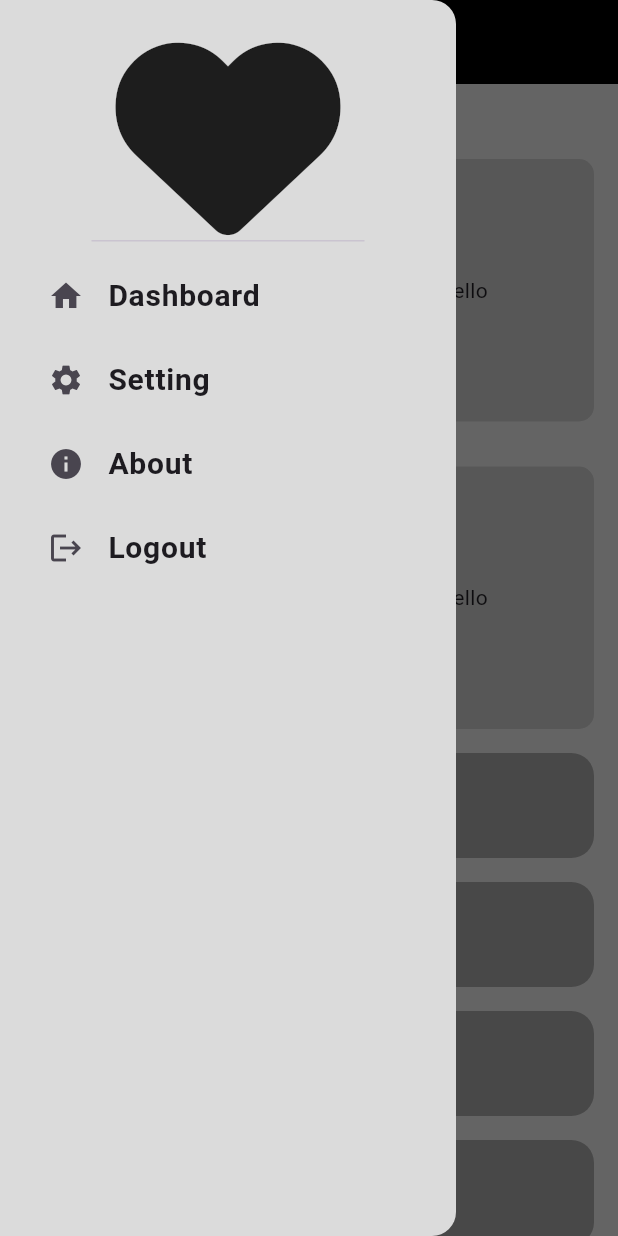
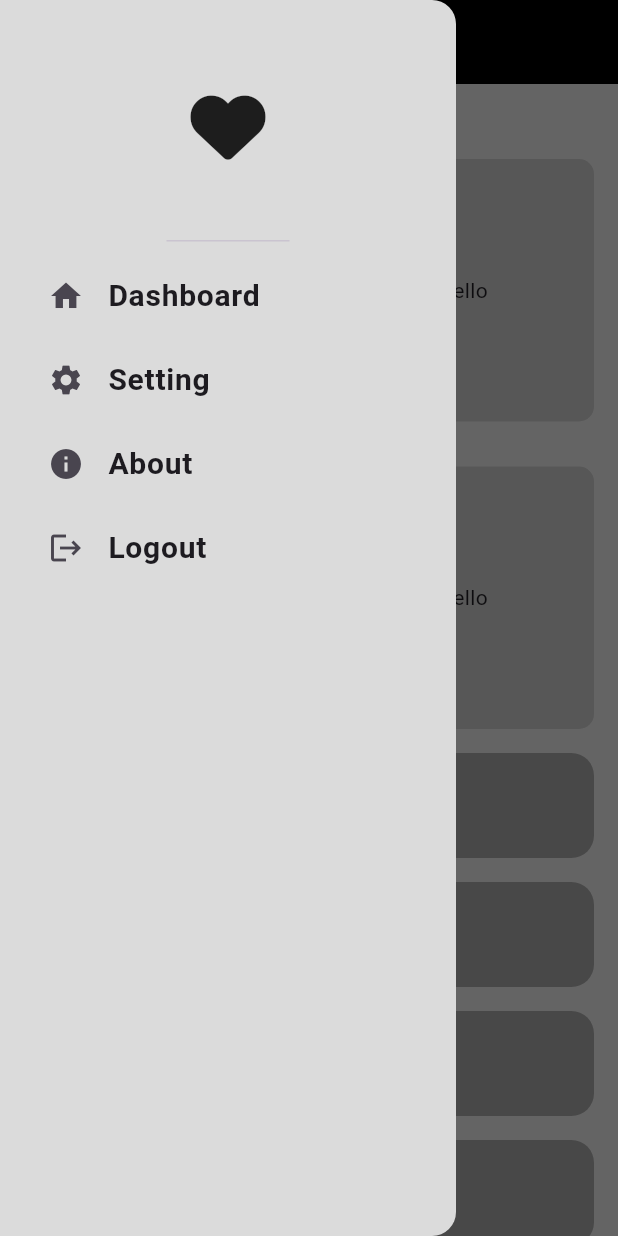
Before and after one commit to MohamedMahmoudAli/responsive_course, a Flutter app: the screen it shows after launch, after a tap on the "menu" icon, on a phone screen of 412 x 824 dp. Run offline on Flutter 3.47's test engine with Material 3 defaults, Android fonts, the phone set to English and light mode, and no system bars; our stand-ins replace font_awesome_flutter.

Commit message:
desktop layout

```diff
--- a/lib/view/Widgets/custom_drawe.dart
+++ b/lib/view/Widgets/custom_drawe.dart
@@ -16,6 +16,7 @@ class CustomDrawer extends StatelessWidget {
   Widget build(BuildContext context) {
     return Drawer(
       backgroundColor: const Color(0xffDBDBDB),
+      elevation: 0,
       child: Padding(
         padding: const EdgeInsets.symmetric(horizontal: 16.0),
         child: Column(
@@ -23,7 +24,7 @@ class CustomDrawer extends StatelessWidget {
             const DrawerHeader(
               child: Icon(
                 FontAwesomeIcons.solidHeart,
-                size: 150,
+                size: 50,
               ),
             ),
             CustomDrawerBody(items: items)
--- a/lib/view/Widgets/custom_list_for_tablet.dart
+++ b/lib/view/Widgets/custom_list_for_tablet.dart
@@ -6,7 +6,8 @@ class CustomTabletList extends StatelessWidget {
 
   @override
   Widget build(BuildContext context) {
-    return SizedBox(
+    return SliverToBoxAdapter(
+      child: SizedBox(
         height: 100,
         child: ListView.builder(
             scrollDirection: Axis.horizontal,
@@ -17,6 +18,7 @@ class CustomTabletList extends StatelessWidget {
                   child: AspectRatio(
                       aspectRatio: 1, child: CustomSliverListItem()),
                 )),
+      ),
     );
   }
 }
--- a/lib/view/Widgets/custom_sliver_grid.dart
+++ b/lib/view/Widgets/custom_sliver_grid.dart
@@ -6,9 +6,7 @@ class CustomSliverGrid extends StatelessWidget {
 
   @override
   Widget build(BuildContext context) {
-    return GridView.builder(
-        shrinkWrap: true,
-        physics: const NeverScrollableScrollPhysics(),
+    return SliverGrid.builder(
         itemCount: 4,
         gridDelegate: const SliverGridDelegateWithFixedCrossAxisCount(
             mainAxisSpacing: 30, crossAxisSpacing: 30, crossAxisCount: 2),
--- /dev/null
+++ b/lib/view/Widgets/mobile_layout.dart
@@ -0,0 +1,24 @@
+import 'package:flutter/material.dart';
+import 'package:responsive_course/view/Widgets/custom_sliver_grid.dart';
+import 'package:responsive_course/view/Widgets/custom_sliver_list_view.dart';
+
+class MobileLayout extends StatelessWidget {
+  const MobileLayout({
+    super.key,
+  });
+
+  @override
+  Widget build(BuildContext context) {
+    return const CustomScrollView(
+      slivers: [
+        SliverToBoxAdapter(
+          child: SizedBox(
+            height: 50,
+          ),
+        ),
+        CustomSliverGrid(),
+        CustomSliverlistView()
+      ],
+    );
+  }
+}
--- a/lib/view/home_view_body.dart
+++ b/lib/view/home_view_body.dart
@@ -3,6 +3,9 @@ import 'package:flutter/rendering.dart';
 import 'package:responsive_course/view/Widgets/custom_list_for_tablet.dart';
 import 'package:responsive_course/view/Widgets/custom_sliver_grid.dart';
 import 'package:responsive_course/view/Widgets/custom_sliver_list_view.dart';
+import 'package:responsive_course/view/Widgets/desktop_layout.dart';
+import 'package:responsive_course/view/Widgets/mobile_layout.dart';
+import 'package:responsive_course/view/Widgets/tablet_layout.dart';
 
 class HomeViewBody extends StatelessWidget {
   const HomeViewBody({super.key});
@@ -11,25 +14,17 @@ class HomeViewBody extends StatelessWidget {
   Widget build(BuildContext context) {
     return Padding(
       padding: const EdgeInsets.symmetric(horizontal: 16.0),
-      child: CustomScrollView(
-        slivers: [
-          const SliverToBoxAdapter(
-            child: SizedBox(
-              height: 50,
-            ),
-          ),
-          SliverToBoxAdapter(
-            child: LayoutBuilder(builder: (context, Constraints) {
-              if (Constraints.maxWidth < 600) {
-                return const CustomSliverGrid();
-              } else {
-                return const CustomTabletList();
-              }
-            }),
-          ),
-          const CustomSliverlistView()
-        ],
-      ),
+      child: LayoutBuilder(builder: (context, Constraints) {
+        if (Constraints.maxWidth < 600) {
+          return const MobileLayout();
+        } else if(Constraints.maxWidth < 900) {
+          return const TabletLayout();
+        }
+        else{
+          return const DesktopLayout();
+        }
+
+      }),
     );
   }
 }
```
Also changed, not shown: lib/view/Widgets/desktop_layout.dart (added, +16 -0 lines), lib/view/Widgets/tablet_layout.dart (added, +22 -0 lines). Lines whose indentation alone changed are shown as unchanged.
